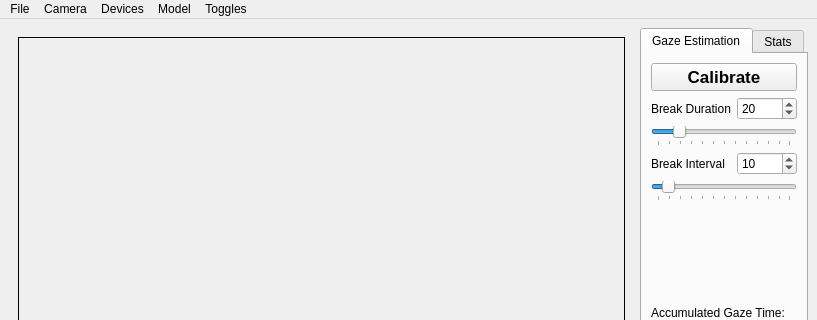
First picture: the form in src/app/mainwindow.ui, repository inbasperu/VisionGuard, before the edit; both pictures show x 0 to 817 and y 0 to 320 of the 817 by 474 pixel window.
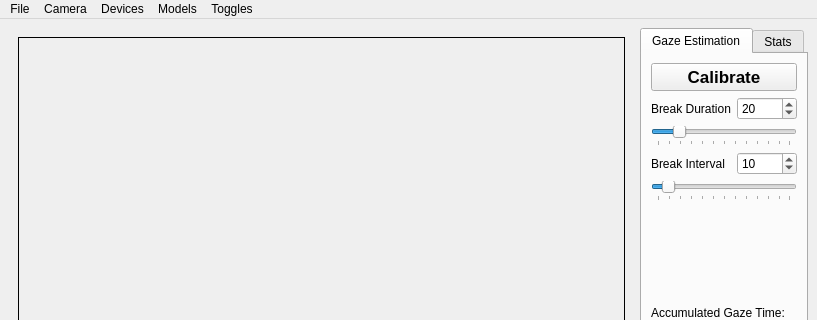
Second picture: the form after the edit. The open tabs and pages were chosen to show the change.

Commit message: Added check states for toggle, device and models

```diff
--- a/src/app/mainwindow.ui
+++ b/src/app/mainwindow.ui
@@ -379,9 +379,9 @@
      <string>Devices</string>
     </property>
    </widget>
-   <widget class="QMenu" name="menuModel">
+   <widget class="QMenu" name="menuModels">
     <property name="title">
-     <string>Model</string>
+     <string>Models</string>
     </property>
     <addaction name="actionINT8"/>
     <addaction name="actionFP16"/>
@@ -395,7 +395,7 @@
    <addaction name="menuFile"/>
    <addaction name="menuCamera"/>
    <addaction name="menuDevices"/>
-   <addaction name="menuModel"/>
+   <addaction name="menuModels"/>
    <addaction name="menuToggles"/>
   </widget>
   <widget class="QStatusBar" name="statusbar">
```
Left out of the diff: 62 changed lines with no effect on the pictures. The commit also changes 12 other files.
